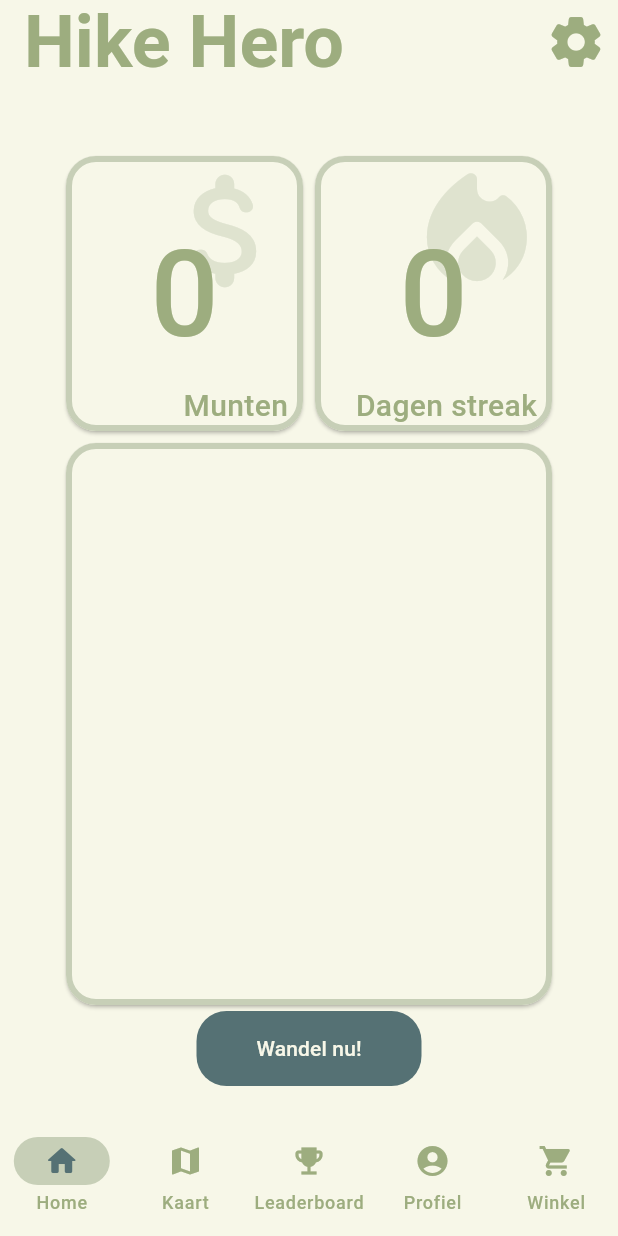
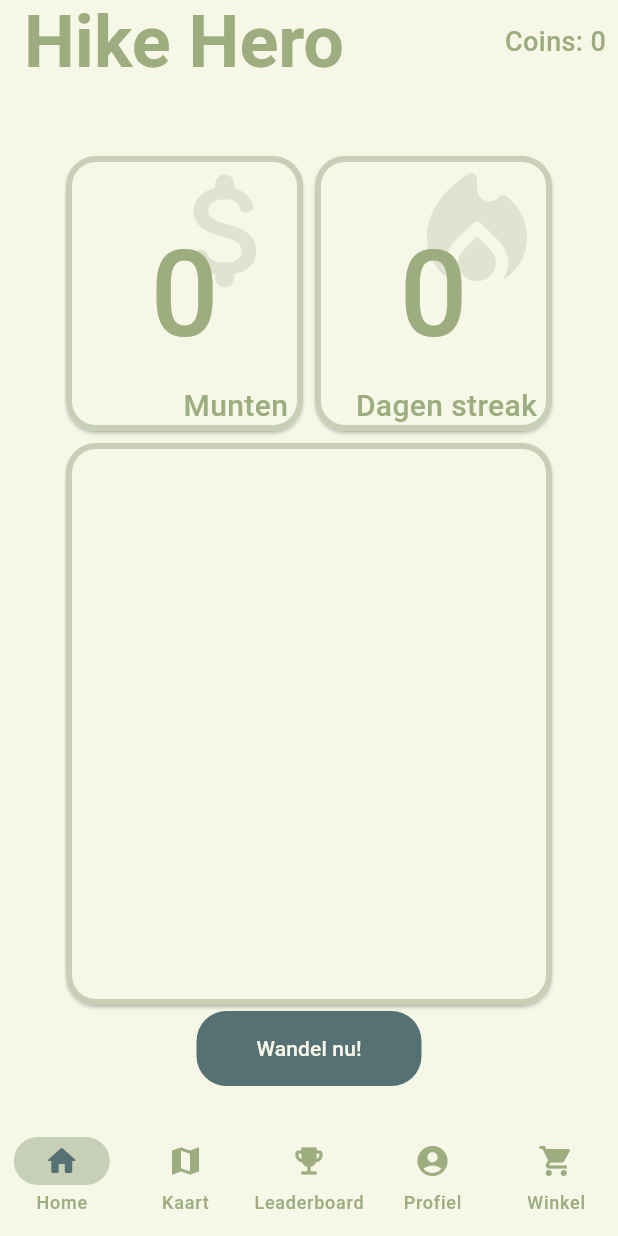
Before and after one commit to joukecooper/IPMEDT4, a Flutter app: the screen it shows once a user with an empty profile is signed in, on a phone screen of 412 x 824 dp. Run offline on Flutter 3.47's test engine with Material 3 defaults, Android fonts, the phone set to English and light mode, and no system bars; our stand-ins replace firebase_auth, firebase_core, flutter_map, google_fonts, latlong2; missing offline and left inert: gpx; accounts and stored records are empty; network calls fail; Roboto replaces fonts that are missing (Dosis).

Commit message:
Header with coin amount

```diff
--- a/lib/components/header.dart
+++ b/lib/components/header.dart
@@ -1,33 +1,80 @@
 import 'package:flutter/material.dart';
-import '../pages/account_page.dart';
+import 'package:http/http.dart' as http;
+import '../services/auth_service.dart';
+import 'dart:convert';
 
-class Header extends StatelessWidget implements PreferredSizeWidget {
-  const Header({super.key});
+
+class Header extends StatefulWidget {
+  @override
+  _HeaderState createState() => _HeaderState();
+}
+
+class _HeaderState extends State<Header> {
+  int coins = 0;
+  String? currentUserID;
 
   @override
-  Size get preferredSize => const Size.fromHeight(80);
+  void initState() {
+    super.initState();
+    WidgetsBinding.instance!.addPostFrameCallback((_) {
+      getCurrentUserID();
+    });
+  }
+
+  Future<void> getCurrentUserID() async {
+    final authService = AuthService();
+    final uid = await authService.getCurrentUID();
+    setState(() {
+      currentUserID = uid;
+    });
+
+    if (currentUserID != null) {
+      _loadCoins();
+    }
+  }
+
+  Future<void> _loadCoins() async {
+    try {
+      final fetchedCoins = await fetchCoins();
+      setState(() {
+        coins = fetchedCoins;
+      });
+    } catch (e) {
+      print('Failed to fetch coins: $e');
+    }
+  }
+
+  Future<int> fetchCoins() async {
+    final url = Uri.parse('http://dsf-server.nl/api/user/$currentUserID/coins');
+
+    try {
+      final response = await http.get(url);
+      if (response.statusCode == 200) {
+        final data = json.decode(response.body);
+        return data['coins'];
+      } else {
+        throw Exception('Failed to load coins');
+      }
+    } catch (e) {
+      throw Exception('Failed to load coins: $e');
+    }
+  }
 
   @override
   Widget build(BuildContext context) {
-
     return AppBar(
       title: const Text('Hike Hero'),
       actions: <Widget>[
-        IconButton(
-          icon: const Icon(
-            size: 40,
-            Icons.settings_rounded
+        Padding(
+          padding: const EdgeInsets.all(8.0),
+          child: Center(
+            child: Text(
+              'Coins: $coins',
+              style: const TextStyle(fontSize: 18),
+            ),
           ),
-          onPressed: () {
-            Navigator.push(context, MaterialPageRoute<void>(
-              builder: (BuildContext context) {
-                return const AccountPage();
-              },
-            ));
-          },
         ),
       ],
     );
-
   }
 }
--- a/lib/pages/pageChooser.dart
+++ b/lib/pages/pageChooser.dart
@@ -24,43 +24,20 @@ class _PageChooserState extends State<PageChooser> {
     StorePage(),
   ];
 
-  int coins = 0; // Base value of coins
-  String? currentUserID;
-
   void onClicked(int index) {
     setState(() {
       currentPageIndex = index;
     });
   }
 
-  Widget headerAction() {
-    if (currentPageIndex == 4) {
-      return Padding(
-        padding: const EdgeInsets.all(8.0),
-        child: Center(
-          child: Text(
-            'Coins: $coins',
-            style: const TextStyle(fontSize: 18),
-          ),
-        ),
-      );
-    } else {
-      return IconButton(
-        icon: const Icon(
-            size: 40,
-            Icons.settings_rounded
-        ),
-        onPressed: () {
-          currentPageIndex = 3;
-        },
-      );
-    }
-  }
 
   @override
   Widget build(BuildContext context) {
     return Scaffold(
-      appBar: const Header(),
+      appBar: PreferredSize(
+        preferredSize: Size.fromHeight(80),
+        child: Header()
+      ),
       body: Center(
         child: screens.elementAt(currentPageIndex),
       ),
```
